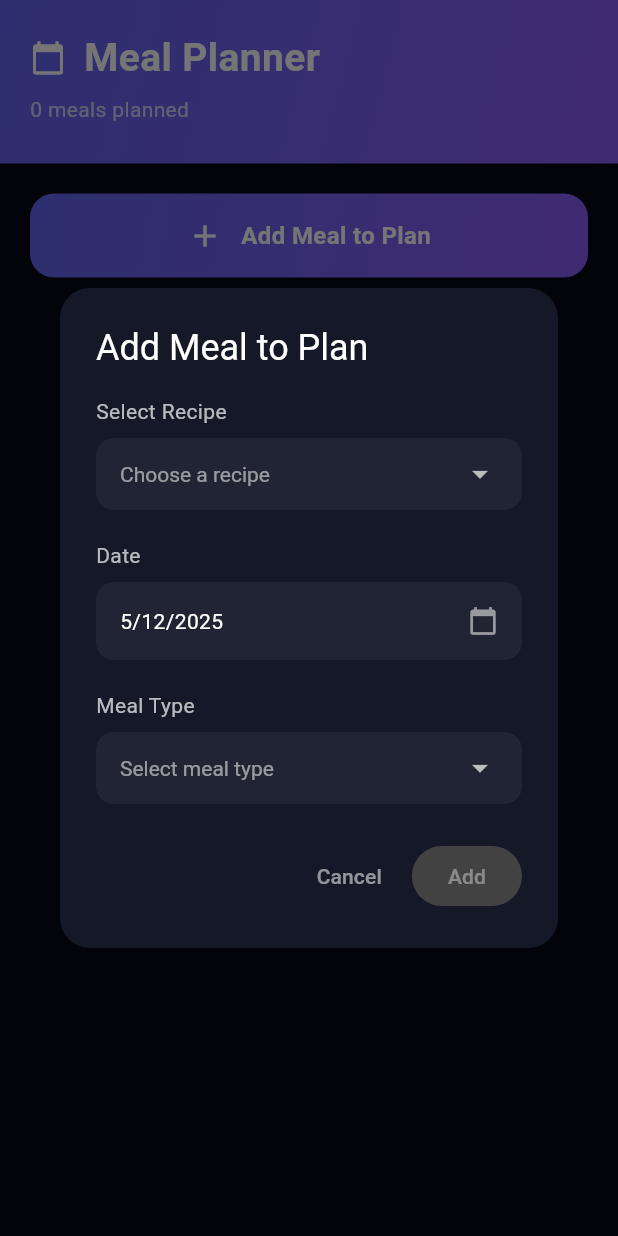
After one commit to Bezawit-Ag/flutter-app, a Flutter app: the MealPlannerScreen screen opened directly, after a tap on "Add Meal to Plan", on a phone screen of 412 x 824 dp. The commit adds this screen. Run offline on Flutter 3.47's test engine with Material 3 defaults, Android fonts, the phone set to English and light mode, and no system bars.

Commit message:
Implement Meal Planner screen with add/remove meal functionality

```diff
--- /dev/null
+++ b/assignment_app/lib/features/home/models/planned_meal.dart
@@ -0,0 +1,29 @@
+import 'recipe_view_model.dart';
+
+class PlannedMeal {
+  final String id;
+  final RecipeViewModel recipe;
+  final DateTime date;
+  final String mealType;
+
+  PlannedMeal({
+    required this.id,
+    required this.recipe,
+    required this.date,
+    required this.mealType,
+  });
+
+  PlannedMeal copyWith({
+    String? id,
+    RecipeViewModel? recipe,
+    DateTime? date,
+    String? mealType,
+  }) {
+    return PlannedMeal(
+      id: id ?? this.id,
+      recipe: recipe ?? this.recipe,
+      date: date ?? this.date,
+      mealType: mealType ?? this.mealType,
+    );
+  }
+}
--- a/assignment_app/lib/features/home/screens/favorites_screen.dart
+++ b/assignment_app/lib/features/home/screens/favorites_screen.dart
@@ -22,7 +22,11 @@ class FavoritesScreen extends StatelessWidget {
               width: double.infinity,
               padding: const EdgeInsets.fromLTRB(20, 20, 20, 26),
               decoration: const BoxDecoration(
-                color: Color(0xFF0A0A0A),
+                gradient: LinearGradient(
+                  colors: [Color(0xFF6366F1), Color(0xFF8B5CF6)],
+                  begin: Alignment.topLeft,
+                  end: Alignment.bottomRight,
+                ),
               ),
               child: Column(
                 crossAxisAlignment: CrossAxisAlignment.start,
--- a/assignment_app/lib/features/home/screens/home_screen.dart
+++ b/assignment_app/lib/features/home/screens/home_screen.dart
@@ -23,7 +23,11 @@ class HomeScreen extends StatelessWidget {
               width: double.infinity,
               padding: const EdgeInsets.fromLTRB(20, 20, 20, 26),
               decoration: const BoxDecoration(
-                color: Color(0xFF0A0A0A),
+                gradient: LinearGradient(
+                  colors: [Color(0xFF6366F1), Color(0xFF8B5CF6)],
+                  begin: Alignment.topLeft,
+                  end: Alignment.bottomRight,
+                ),
               ),
               child: Column(
                 crossAxisAlignment: CrossAxisAlignment.start,
--- /dev/null
+++ b/assignment_app/lib/features/home/screens/meal_planner_screen.dart
@@ -0,0 +1,391 @@
+import 'package:flutter/material.dart';
+import 'package:provider/provider.dart';
+import '../state/home_controller.dart';
+import '../models/recipe_view_model.dart';
+import '../widgets/planned_meal_card.dart';
+
+class MealPlannerScreen extends StatelessWidget {
+  const MealPlannerScreen({super.key});
+
+  @override
+  Widget build(BuildContext context) {
+    final controller = context.watch<HomeController>();
+
+    return Scaffold(
+      backgroundColor: const Color(0xFF050816),
+      body: SafeArea(
+        child: Column(
+          crossAxisAlignment: CrossAxisAlignment.start,
+          children: [
+            Container(
+              width: double.infinity,
+              padding: const EdgeInsets.fromLTRB(20, 20, 20, 26),
+              decoration: const BoxDecoration(
+                gradient: LinearGradient(
+                  colors: [Color(0xFF6366F1), Color(0xFF8B5CF6)],
+                  begin: Alignment.topLeft,
+                  end: Alignment.bottomRight,
+                ),
+              ),
+              child: Column(
+                crossAxisAlignment: CrossAxisAlignment.start,
+                children: [
+                  Row(
+                    mainAxisAlignment: MainAxisAlignment.spaceBetween,
+                    children: [
+                      Row(
+                        children: [
+                          const Icon(
+                            Icons.calendar_today,
+                            color: Colors.white,
+                            size: 24,
+                          ),
+                          const SizedBox(width: 12),
+                          const Text(
+                            'Meal Planner',
+                            style: TextStyle(
+                              color: Colors.white,
+                              fontSize: 26,
+                              fontWeight: FontWeight.bold,
+                            ),
+                          ),
+                        ],
+                      ),
+                      if (controller.plannedMealsCount > 0)
+                        TextButton(
+                          onPressed: () {
+                            ScaffoldMessenger.of(context).showSnackBar(
+                              const SnackBar(
+                                content: Text('Shopping list generated!'),
+                                backgroundColor: Color(0xFF6366F1),
+                              ),
+                            );
+                          },
+                          style: TextButton.styleFrom(
+                            backgroundColor: Colors.white.withOpacity(0.2),
+                            padding: const EdgeInsets.symmetric(
+                              horizontal: 16,
+                              vertical: 8,
+                            ),
+                            shape: RoundedRectangleBorder(
+                              borderRadius: BorderRadius.circular(12),
+                            ),
+                          ),
+                          child: const Text(
+                            'Generate List',
+                            style: TextStyle(
+                              color: Colors.white,
+                              fontSize: 14,
+                              fontWeight: FontWeight.w600,
+                            ),
+                          ),
+                        ),
+                    ],
+                  ),
+                  const SizedBox(height: 6),
+                  Text(
+                    '${controller.plannedMealsCount} meals planned',
+                    style: const TextStyle(
+                      color: Colors.white70,
+                      fontSize: 14,
+                    ),
+                  ),
+                ],
+              ),
+            ),
+            Padding(
+              padding: const EdgeInsets.all(20),
+              child: Container(
+                width: double.infinity,
+                decoration: BoxDecoration(
+                  gradient: const LinearGradient(
+                    colors: [Color(0xFF6366F1), Color(0xFF8B5CF6)],
+                    begin: Alignment.topLeft,
+                    end: Alignment.bottomRight,
+                  ),
+                  borderRadius: BorderRadius.circular(16),
+                ),
+                child: Material(
+                  color: Colors.transparent,
+                  child: InkWell(
+                    onTap: () => _showAddMealDialog(context, controller),
+                    borderRadius: BorderRadius.circular(16),
+                    child: Padding(
+                      padding: const EdgeInsets.symmetric(
+                        horizontal: 20,
+                        vertical: 16,
+                      ),
+                      child: Row(
+                        mainAxisAlignment: MainAxisAlignment.center,
+                        children: const [
+                          Icon(
+                            Icons.add,
+                            color: Colors.white,
+                            size: 24,
+                          ),
+                          SizedBox(width: 12),
+                          Text(
+                            'Add Meal to Plan',
+                            style: TextStyle(
+                              color: Colors.white,
+                              fontSize: 16,
+                              fontWeight: FontWeight.w600,
+                            ),
+                          ),
+                        ],
+                      ),
+                    ),
+                  ),
+                ),
+              ),
+            ),
+            Expanded(
+              child: controller.upcomingMeals.isEmpty
+                  ? Center(
+                      child: Column(
+                        mainAxisAlignment: MainAxisAlignment.center,
+                        children: [
+                          Icon(
+                            Icons.calendar_today,
+                            size: 80,
+                            color: Colors.grey[600],
+                          ),
+                          const SizedBox(height: 24),
+                          const Text(
+                            'No meals planned yet',
+                            style: TextStyle(
+                              color: Colors.white,
+                              fontSize: 20,
+                              fontWeight: FontWeight.bold,
+                            ),
+                          ),
+                          const SizedBox(height: 8),
+                          Text(
+                            'Start planning your meals for the week ahead',
+                            style: TextStyle(
+                              color: Colors.grey[400],
+                              fontSize: 14,
+                            ),
+                            textAlign: TextAlign.center,
+                          ),
+                        ],
+                      ),
+                    )
+                  : ListView(
+                      padding: const EdgeInsets.fromLTRB(20, 0, 20, 20),
+                      children: [
+                        const Text(
+                          'Upcoming Meals',
+                          style: TextStyle(
+                            color: Colors.white,
+                            fontSize: 18,
+                            fontWeight: FontWeight.w600,
+                          ),
+                        ),
+                        const SizedBox(height: 16),
+                        ...controller.upcomingMeals.map(
+                          (meal) => Padding(
+                            padding: const EdgeInsets.only(bottom: 12),
+                            child: PlannedMealCard(meal: meal),
+                          ),
+                        ),
+                      ],
+                    ),
+            ),
+          ],
+        ),
+      ),
+    );
+  }
+
+  void _showAddMealDialog(BuildContext context, HomeController controller) {
+    DateTime selectedDate = DateTime.now();
+    String? selectedMealType;
+    RecipeViewModel? selectedRecipe;
+
+    showDialog(
+      context: context,
+      builder: (dialogContext) => StatefulBuilder(
+        builder: (context, setState) => AlertDialog(
+          backgroundColor: const Color(0xFF151827),
+          shape: RoundedRectangleBorder(
+            borderRadius: BorderRadius.circular(20),
+          ),
+          title: const Text(
+            'Add Meal to Plan',
+            style: TextStyle(color: Colors.white),
+          ),
+          content: SizedBox(
+            width: double.maxFinite,
+            child: SingleChildScrollView(
+              child: Column(
+                mainAxisSize: MainAxisSize.min,
+                crossAxisAlignment: CrossAxisAlignment.start,
+                children: [
+                  const Text(
+                    'Select Recipe',
+                    style: TextStyle(color: Colors.white70, fontSize: 14),
+                  ),
+                  const SizedBox(height: 8),
+                  Container(
+                    decoration: BoxDecoration(
+                      color: Colors.white.withOpacity(0.05),
+                      borderRadius: BorderRadius.circular(12),
+                    ),
+                    child: DropdownButton<RecipeViewModel>(
+                      value: selectedRecipe,
+                      isExpanded: true,
+                      dropdownColor: const Color(0xFF1F2937),
+                      style: const TextStyle(color: Colors.white),
+                      hint: const Text(
+                        'Choose a recipe',
+                        style: TextStyle(color: Colors.white54),
+                      ),
+                      underline: Container(),
+                      padding: const EdgeInsets.symmetric(horizontal: 16),
+                      items: controller.state.allRecipes.map((recipe) {
+                        return DropdownMenuItem(
+                          value: recipe,
+                          child: Text(recipe.title),
+                        );
+                      }).toList(),
+                      onChanged: (value) {
+                        setState(() {
+                          selectedRecipe = value;
+                          if (value != null) {
+                            selectedMealType = value.mealType;
+                          }
+                        });
+                      },
+                    ),
+                  ),
+                  const SizedBox(height: 20),
+                  const Text(
+                    'Date',
+                    style: TextStyle(color: Colors.white70, fontSize: 14),
+                  ),
+                  const SizedBox(height: 8),
+                  InkWell(
+                    onTap: () async {
+                      final picked = await showDatePicker(
+                        context: context,
+                        initialDate: selectedDate,
+                        firstDate: DateTime.now(),
+                        lastDate: DateTime.now().add(const Duration(days: 365)),
+                        builder: (context, child) => Theme(
+                          data: ThemeData.dark().copyWith(
+                            colorScheme: const ColorScheme.dark(
+                              primary: Color(0xFFFF9800),
+                              onPrimary: Colors.white,
+                              surface: Color(0xFF151827),
+                              onSurface: Colors.white,
+                            ),
+                          ),
+                          child: child!,
+                        ),
+                      );
+                      if (picked != null) {
+                        setState(() {
+                          selectedDate = picked;
+                        });
+                      }
+                    },
+                    child: Container(
+                      padding: const EdgeInsets.all(16),
+                      decoration: BoxDecoration(
+                        color: Colors.white.withOpacity(0.05),
+                        borderRadius: BorderRadius.circular(12),
+                      ),
+                      child: Row(
+                        mainAxisAlignment: MainAxisAlignment.spaceBetween,
+                        children: [
+                          Text(
+                            '${selectedDate.day}/${selectedDate.month}/${selectedDate.year}',
+                            style: const TextStyle(color: Colors.white),
+                          ),
+                          const Icon(
+                            Icons.calendar_today,
+                            color: Colors.white54,
+                            size: 20,
+                          ),
+                        ],
+                      ),
+                    ),
+                  ),
+                  const SizedBox(height: 20),
+                  const Text(
+                    'Meal Type',
+                    style: TextStyle(color: Colors.white70, fontSize: 14),
+                  ),
+                  const SizedBox(height: 8),
+                  Container(
+                    decoration: BoxDecoration(
+                      color: Colors.white.withOpacity(0.05),
+                      borderRadius: BorderRadius.circular(12),
+                    ),
+                    child: DropdownButton<String>(
+                      value: selectedMealType,
+                      isExpanded: true,
+                      dropdownColor: const Color(0xFF1F2937),
+                      style: const TextStyle(color: Colors.white),
+                      hint: const Text(
+                        'Select meal type',
+                        style: TextStyle(color: Colors.white54),
+                      ),
+                      underline: Container(),
+                      padding: const EdgeInsets.symmetric(horizontal: 16),
+                      items: ['Breakfast', 'Lunch', 'Dinner', 'Snack']
+                          .map((type) {
+                        return DropdownMenuItem(
+                          value: type,
+                          child: Text(type),
+                        );
+                      }).toList(),
+                      onChanged: (value) {
+                        setState(() {
+                          selectedMealType = value;
+                        });
+                      },
+                    ),
+                  ),
+                ],
+              ),
+            ),
+          ),
+          actions: [
+            TextButton(
+              onPressed: () => Navigator.pop(context),
+              child: const Text(
+                'Cancel',
+                style: TextStyle(color: Colors.white54),
+              ),
+            ),
+            ElevatedButton(
+              onPressed: selectedRecipe != null && selectedMealType != null
+                  ? () {
+                      controller.addMealToPlan(
+                        selectedRecipe!,
+                        selectedDate,
+                        selectedMealType!,
+                      );
+                      Navigator.pop(context);
+                      ScaffoldMessenger.of(context).showSnackBar(
+                        const SnackBar(
+                          content: Text('Meal added to plan!'),
+                          backgroundColor: Color(0xFF6366F1),
+                        ),
+                      );
+                    }
+                  : null,
+              style: ElevatedButton.styleFrom(
+                backgroundColor: const Color(0xFFFF9800),
+                disabledBackgroundColor: Colors.grey[800],
+              ),
+              child: const Text('Add'),
+            ),
+          ],
+        ),
+      ),
+    );
+  }
+}
--- a/assignment_app/lib/features/home/state/home_controller.dart
+++ b/assignment_app/lib/features/home/state/home_controller.dart
@@ -2,6 +2,7 @@ import 'package:flutter/material.dart';
 import 'home_state.dart';
 import '../models/recipe_view_model.dart';
 import '../models/filter_settings.dart';
+import '../models/planned_meal.dart';
 
 class HomeController extends ChangeNotifier {
   HomeState state = HomeState(
@@ -98,4 +99,33 @@ class HomeController extends ChangeNotifier {
   List<RecipeViewModel> get favoriteRecipes {
     return state.allRecipes.where((recipe) => recipe.isFavorite).toList();
   }
+
+  void addMealToPlan(RecipeViewModel recipe, DateTime date, String mealType) {
+    final plannedMeal = PlannedMeal(
+      id: DateTime.now().millisecondsSinceEpoch.toString(),
+      recipe: recipe,
+      date: date,
+      mealType: mealType,
+    );
+    final updatedMeals = [...state.plannedMeals, plannedMeal];
+    state = state.copyWith(plannedMeals: updatedMeals);
+    notifyListeners();
+  }
+
+  void removeMealFromPlan(String mealId) {
+    final updatedMeals = state.plannedMeals.where((m) => m.id != mealId).toList();
+    state = state.copyWith(plannedMeals: updatedMeals);
+    notifyListeners();
+  }
+
+  List<PlannedMeal> get upcomingMeals {
+    final now = DateTime.now();
+    final today = DateTime(now.year, now.month, now.day);
+    return state.plannedMeals
+        .where((meal) => meal.date.isAfter(today.subtract(const Duration(days: 1))))
+        .toList()
+      ..sort((a, b) => a.date.compareTo(b.date));
+  }
+
+  int get plannedMealsCount => state.plannedMeals.length;
 }
--- a/assignment_app/lib/features/home/state/home_state.dart
+++ b/assignment_app/lib/features/home/state/home_state.dart
@@ -1,26 +1,31 @@
 import '../models/filter_settings.dart';
 import '../models/recipe_view_model.dart';
+import '../models/planned_meal.dart';
 
 class HomeState {
   final List<RecipeViewModel> allRecipes;
   final List<RecipeViewModel> visibleRecipes;
   final FilterSettings filters;
+  final List<PlannedMeal> plannedMeals;
 
   HomeState({
     required this.allRecipes,
     required this.visibleRecipes,
     required this.filters,
+    this.plannedMeals = const [],
   });
 
   HomeState copyWith({
     List<RecipeViewModel>? allRecipes,
     List<RecipeViewModel>? visibleRecipes,
     FilterSettings? filters,
+    List<PlannedMeal>? plannedMeals,
   }) {
     return HomeState(
       allRecipes: allRecipes ?? this.allRecipes,
       visibleRecipes: visibleRecipes ?? this.visibleRecipes,
       filters: filters ?? this.filters,
+      plannedMeals: plannedMeals ?? this.plannedMeals,
     );
   }
 }
--- a/assignment_app/lib/main.dart
+++ b/assignment_app/lib/main.dart
@@ -4,6 +4,7 @@ import 'package:provider/provider.dart';
 
 import 'features/home/screens/home_screen.dart';
 import 'features/home/screens/favorites_screen.dart';
+import 'features/home/screens/meal_planner_screen.dart';
 import 'features/home/state/home_controller.dart';
 
 void main() {
@@ -56,7 +57,7 @@ class _MainTabScreenState extends State<MainTabScreen> {
     HomeScreen(),
     FavoritesScreen(),
     const Placeholder(child: Text('Create Recipe Screen')),
-    const Placeholder(child: Text('Meal Planner Screen')),
+    const MealPlannerScreen(),
     const Placeholder(child: Text('Shopping List Screen')),
   ];
 
```
Also changed, not shown: assignment_app/lib/features/home/widgets/planned_meal_card.dart (added, +139 -0 lines).
